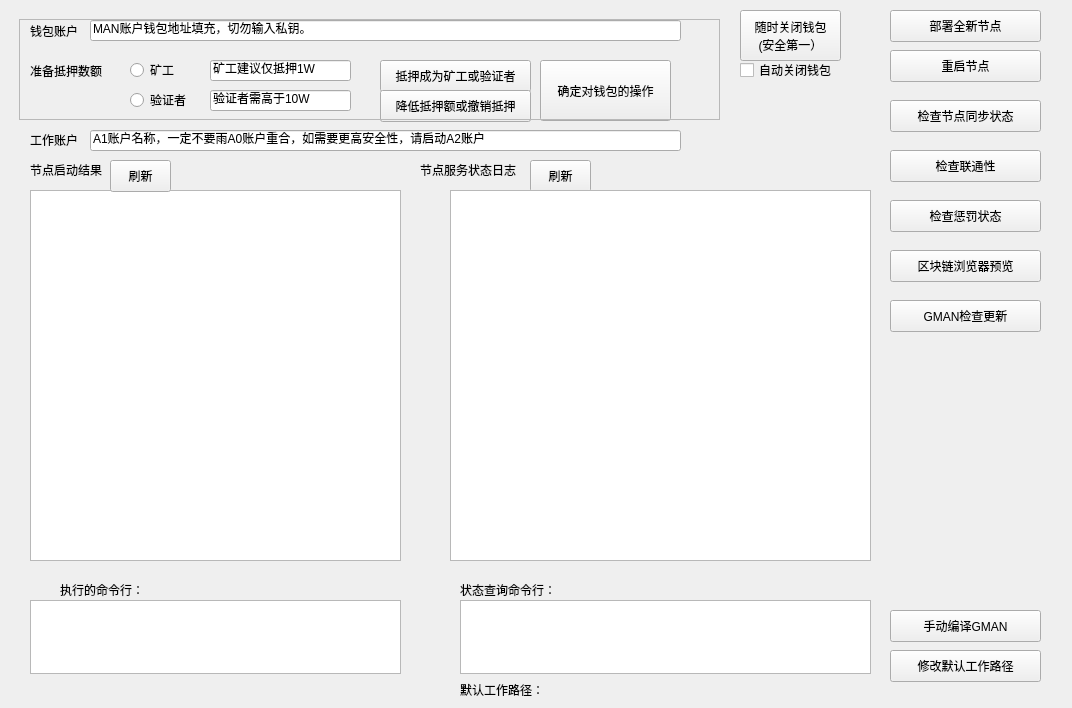
First picture: the form in MATRIXWallet.ui, repository bigdot123456/NodeDepolyTool, before the edit.
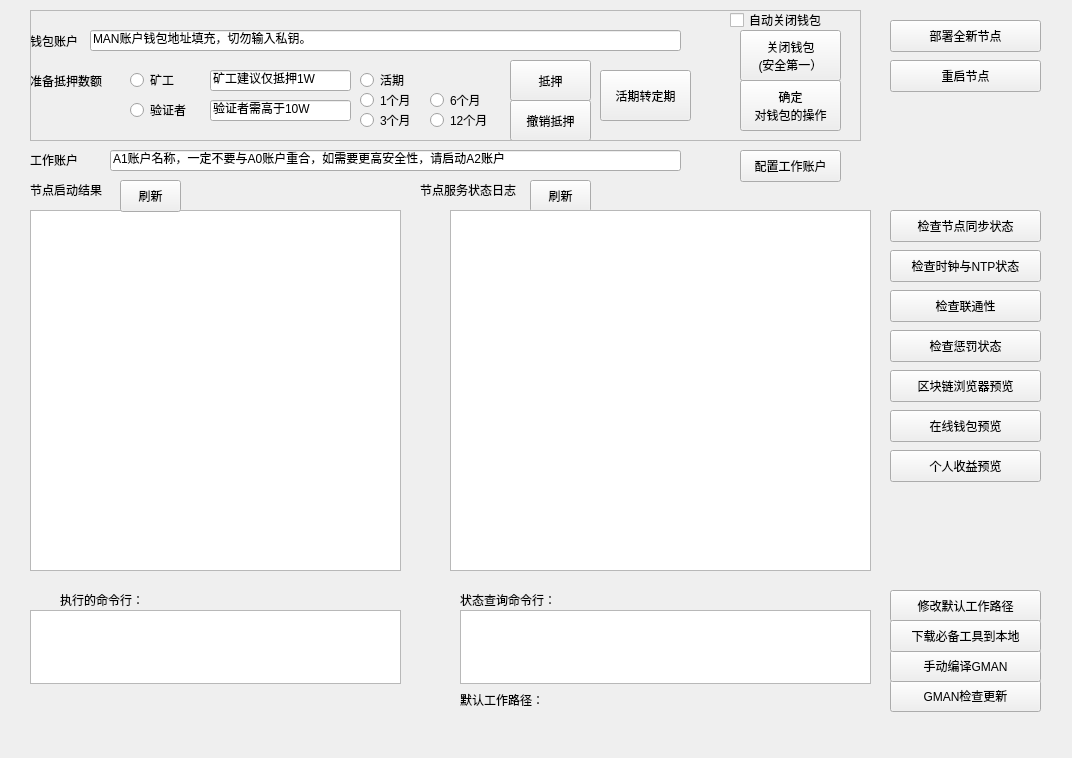
Second picture: the form after the edit.

```diff
--- a/MATRIXWallet.ui
+++ b/MATRIXWallet.ui
@@ -7,7 +7,7 @@
     <x>0</x>
     <y>0</y>
     <width>1072</width>
-    <height>708</height>
+    <height>758</height>
    </rect>
   </property>
   <property name="windowTitle">
@@ -18,7 +18,7 @@
     <property name="geometry">
      <rect>
       <x>890</x>
-      <y>10</y>
+      <y>20</y>
       <width>151</width>
       <height>32</height>
      </rect>
@@ -33,23 +33,23 @@
    <widget class="QLineEdit" name="lineEdit">
     <property name="geometry">
      <rect>
-      <x>90</x>
-      <y>130</y>
-      <width>591</width>
+      <x>110</x>
+      <y>150</y>
+      <width>571</width>
       <height>21</height>
      </rect>
     </property>
     <property name="text">
-     <string>A1账户名称，一定不要雨A0账户重合，如需要更高安全性，请启动A2账户</string>
+     <string>A1账户名称，一定不要与A0账户重合，如需要更高安全性，请启动A2账户</string>
     </property>
    </widget>
    <widget class="QTextBrowser" name="textBrowser">
     <property name="geometry">
      <rect>
       <x>30</x>
-      <y>190</y>
+      <y>210</y>
       <width>371</width>
-      <height>371</height>
+      <height>361</height>
      </rect>
     </property>
    </widget>
@@ -57,8 +57,8 @@
     <property name="geometry">
      <rect>
       <x>30</x>
-      <y>160</y>
-      <width>151</width>
+      <y>180</y>
+      <width>81</width>
       <height>20</height>
      </rect>
     </property>
@@ -70,7 +70,7 @@
     <property name="geometry">
      <rect>
       <x>890</x>
-      <y>300</y>
+      <y>680</y>
       <width>151</width>
       <height>32</height>
      </rect>
@@ -86,7 +86,7 @@
     <property name="geometry">
      <rect>
       <x>890</x>
-      <y>50</y>
+      <y>60</y>
       <width>151</width>
       <height>32</height>
      </rect>
@@ -102,7 +102,7 @@
     <property name="geometry">
      <rect>
       <x>890</x>
-      <y>250</y>
+      <y>370</y>
       <width>151</width>
       <height>32</height>
      </rect>
@@ -118,7 +118,7 @@
     <property name="geometry">
      <rect>
       <x>30</x>
-      <y>130</y>
+      <y>150</y>
       <width>51</width>
       <height>20</height>
      </rect>
@@ -131,7 +131,7 @@
     <property name="geometry">
      <rect>
       <x>30</x>
-      <y>20</y>
+      <y>30</y>
       <width>51</width>
       <height>21</height>
      </rect>
@@ -144,7 +144,7 @@
     <property name="geometry">
      <rect>
       <x>90</x>
-      <y>20</y>
+      <y>30</y>
       <width>591</width>
       <height>21</height>
      </rect>
@@ -157,7 +157,7 @@
     <property name="geometry">
      <rect>
       <x>30</x>
-      <y>60</y>
+      <y>70</y>
       <width>81</width>
       <height>21</height>
      </rect>
@@ -170,7 +170,7 @@
     <property name="geometry">
      <rect>
       <x>210</x>
-      <y>90</y>
+      <y>100</y>
       <width>141</width>
       <height>21</height>
      </rect>
@@ -183,7 +183,7 @@
     <property name="geometry">
      <rect>
       <x>130</x>
-      <y>60</y>
+      <y>70</y>
       <width>100</width>
       <height>20</height>
      </rect>
@@ -196,7 +196,7 @@
     <property name="geometry">
      <rect>
       <x>130</x>
-      <y>90</y>
+      <y>100</y>
       <width>100</width>
       <height>20</height>
      </rect>
@@ -209,7 +209,7 @@
     <property name="geometry">
      <rect>
       <x>210</x>
-      <y>60</y>
+      <y>70</y>
       <width>141</width>
       <height>21</height>
      </rect>
@@ -221,8 +221,8 @@
    <widget class="QPushButton" name="pushButton_5">
     <property name="geometry">
      <rect>
-      <x>110</x>
-      <y>160</y>
+      <x>120</x>
+      <y>180</y>
       <width>61</width>
       <height>32</height>
      </rect>
@@ -238,7 +238,7 @@
     <property name="geometry">
      <rect>
       <x>890</x>
-      <y>100</y>
+      <y>210</y>
       <width>151</width>
       <height>32</height>
      </rect>
@@ -254,7 +254,7 @@
     <property name="geometry">
      <rect>
       <x>890</x>
-      <y>150</y>
+      <y>290</y>
       <width>151</width>
       <height>32</height>
      </rect>
@@ -269,24 +269,24 @@
    <widget class="QPushButton" name="pushButton_8">
     <property name="geometry">
      <rect>
-      <x>380</x>
+      <x>510</x>
       <y>60</y>
-      <width>151</width>
-      <height>32</height>
+      <width>81</width>
+      <height>41</height>
      </rect>
     </property>
     <property name="toolTip">
      <string>生成命令行，并启动节点</string>
     </property>
     <property name="text">
-     <string>抵押成为矿工或验证者</string>
+     <string>抵押</string>
     </property>
    </widget>
    <widget class="QPushButton" name="pushButton_9">
     <property name="geometry">
      <rect>
       <x>890</x>
-      <y>200</y>
+      <y>330</y>
       <width>151</width>
       <height>32</height>
      </rect>
@@ -301,24 +301,24 @@
    <widget class="QPushButton" name="pushButton_10">
     <property name="geometry">
      <rect>
-      <x>380</x>
-      <y>90</y>
-      <width>151</width>
-      <height>32</height>
+      <x>510</x>
+      <y>100</y>
+      <width>81</width>
+      <height>41</height>
      </rect>
     </property>
     <property name="toolTip">
      <string>生成命令行，并启动节点</string>
     </property>
     <property name="text">
-     <string>降低抵押额或撤销抵押</string>
+     <string>撤销抵押</string>
     </property>
    </widget>
    <widget class="QLabel" name="label_5">
     <property name="geometry">
      <rect>
       <x>420</x>
-      <y>160</y>
+      <y>180</y>
       <width>111</width>
       <height>20</height>
      </rect>
@@ -331,7 +331,7 @@
     <property name="geometry">
      <rect>
       <x>530</x>
-      <y>160</y>
+      <y>180</y>
       <width>61</width>
       <height>32</height>
      </rect>
@@ -347,9 +347,9 @@
     <property name="geometry">
      <rect>
       <x>450</x>
-      <y>190</y>
+      <y>210</y>
       <width>421</width>
-      <height>371</height>
+      <height>361</height>
      </rect>
     </property>
    </widget>
@@ -357,7 +357,7 @@
     <property name="geometry">
      <rect>
       <x>60</x>
-      <y>580</y>
+      <y>590</y>
       <width>361</width>
       <height>20</height>
      </rect>
@@ -370,7 +370,7 @@
     <property name="geometry">
      <rect>
       <x>460</x>
-      <y>580</y>
+      <y>590</y>
       <width>361</width>
       <height>20</height>
      </rect>
@@ -383,21 +383,21 @@
     <property name="geometry">
      <rect>
       <x>740</x>
-      <y>10</y>
+      <y>30</y>
       <width>101</width>
       <height>51</height>
      </rect>
     </property>
     <property name="text">
-     <string>随时关闭钱包
+     <string>关闭钱包
 (安全第一）</string>
     </property>
    </widget>
    <widget class="QCheckBox" name="checkBox">
     <property name="geometry">
      <rect>
-      <x>740</x>
-      <y>60</y>
+      <x>730</x>
+      <y>10</y>
       <width>101</width>
       <height>20</height>
      </rect>
@@ -409,23 +409,24 @@
    <widget class="QPushButton" name="pushButton_13">
     <property name="geometry">
      <rect>
-      <x>540</x>
-      <y>60</y>
-      <width>131</width>
-      <height>61</height>
+      <x>740</x>
+      <y>80</y>
+      <width>101</width>
+      <height>51</height>
      </rect>
     </property>
     <property name="text">
-     <string>确定对钱包的操作</string>
+     <string>确定
+对钱包的操作</string>
     </property>
    </widget>
    <widget class="QFrame" name="frame">
     <property name="geometry">
      <rect>
-      <x>19</x>
-      <y>19</y>
-      <width>701</width>
-      <height>101</height>
+      <x>30</x>
+      <y>10</y>
+      <width>831</width>
+      <height>131</height>
      </rect>
     </property>
     <property name="frameShape">
@@ -439,7 +440,7 @@
     <property name="geometry">
      <rect>
       <x>890</x>
-      <y>610</y>
+      <y>650</y>
       <width>151</width>
       <height>32</height>
      </rect>
@@ -455,7 +456,7 @@
     <property name="geometry">
      <rect>
       <x>30</x>
-      <y>600</y>
+      <y>610</y>
       <width>371</width>
       <height>74</height>
      </rect>
@@ -465,7 +466,7 @@
     <property name="geometry">
      <rect>
       <x>460</x>
-      <y>600</y>
+      <y>610</y>
       <width>411</width>
       <height>74</height>
      </rect>
@@ -475,7 +476,7 @@
     <property name="geometry">
      <rect>
       <x>460</x>
-      <y>680</y>
+      <y>690</y>
       <width>361</width>
       <height>20</height>
      </rect>
@@ -488,7 +489,7 @@
     <property name="geometry">
      <rect>
       <x>890</x>
-      <y>650</y>
+      <y>590</y>
       <width>151</width>
       <height>32</height>
      </rect>
@@ -500,6 +501,167 @@
      <string>修改默认工作路径</string>
     </property>
    </widget>
+   <widget class="QRadioButton" name="CurrentradioButton">
+    <property name="geometry">
+     <rect>
+      <x>360</x>
+      <y>70</y>
+      <width>61</width>
+      <height>20</height>
+     </rect>
+    </property>
+    <property name="text">
+     <string>活期</string>
+    </property>
+   </widget>
+   <widget class="QRadioButton" name="Fixed1mradioButton">
+    <property name="geometry">
+     <rect>
+      <x>360</x>
+      <y>90</y>
+      <width>61</width>
+      <height>20</height>
+     </rect>
+    </property>
+    <property name="text">
+     <string>1个月</string>
+    </property>
+   </widget>
+   <widget class="QRadioButton" name="Fixed3MradioButton">
+    <property name="geometry">
+     <rect>
+      <x>360</x>
+      <y>110</y>
+      <width>61</width>
+      <height>20</height>
+     </rect>
+    </property>
+    <property name="text">
+     <string>3个月</string>
+    </property>
+   </widget>
+   <widget class="QRadioButton" name="Fixed6MradioButton">
+    <property name="geometry">
+     <rect>
+      <x>430</x>
+      <y>90</y>
+      <width>61</width>
+      <height>20</height>
+     </rect>
+    </property>
+    <property name="text">
+     <string>6个月</string>
+    </property>
+   </widget>
+   <widget class="QRadioButton" name="Fixed12Mradiobutton">
+    <property name="geometry">
+     <rect>
+      <x>430</x>
+      <y>110</y>
+      <width>61</width>
+      <height>20</height>
+     </rect>
+    </property>
+    <property name="text">
+     <string>12个月</string>
+    </property>
+   </widget>
+   <widget class="QPushButton" name="Current2Fixed">
+    <property name="geometry">
+     <rect>
+      <x>600</x>
+      <y>70</y>
+      <width>91</width>
+      <height>51</height>
+     </rect>
+    </property>
+    <property name="toolTip">
+     <string>生成命令行，并启动节点</string>
+    </property>
+    <property name="text">
+     <string>活期转定期</string>
+    </property>
+   </widget>
+   <widget class="QPushButton" name="DownloadTools">
+    <property name="geometry">
+     <rect>
+      <x>890</x>
+      <y>620</y>
+      <width>151</width>
+      <height>32</height>
+     </rect>
+    </property>
+    <property name="toolTip">
+     <string>生成命令行，并启动节点</string>
+    </property>
+    <property name="text">
+     <string>下载必备工具到本地</string>
+    </property>
+   </widget>
+   <widget class="QPushButton" name="ResetNode_2">
+    <property name="geometry">
+     <rect>
+      <x>740</x>
+      <y>150</y>
+      <width>101</width>
+      <height>32</height>
+     </rect>
+    </property>
+    <property name="toolTip">
+     <string>生成命令行，并启动节点</string>
+    </property>
+    <property name="text">
+     <string>配置工作账户</string>
+    </property>
+   </widget>
+   <widget class="QPushButton" name="OpenExplorer_2">
+    <property name="geometry">
+     <rect>
+      <x>890</x>
+      <y>410</y>
+      <width>151</width>
+      <height>32</height>
+     </rect>
+    </property>
+    <property name="toolTip">
+     <string>生成命令行，并启动节点</string>
+    </property>
+    <property name="text">
+     <string>在线钱包预览</string>
+    </property>
+   </widget>
+   <widget class="QPushButton" name="OpenExplorer_3">
+    <property name="geometry">
+     <rect>
+      <x>890</x>
+      <y>450</y>
+      <width>151</width>
+      <height>32</height>
+     </rect>
+    </property>
+    <property name="toolTip">
+     <string>生成命令行，并启动节点</string>
+    </property>
+    <property name="text">
+     <string>个人收益预览</string>
+    </property>
+   </widget>
+   <widget class="QPushButton" name="CheckNodeSyncStatus_2">
+    <property name="geometry">
+     <rect>
+      <x>890</x>
+      <y>250</y>
+      <width>151</width>
+      <height>32</height>
+     </rect>
+    </property>
+    <property name="toolTip">
+     <string>生成命令行，并启动节点</string>
+    </property>
+    <property name="text">
+     <string>检查时钟与NTP状态</string>
+    </property>
+   </widget>
   </widget>
  </widget>
  <resources/>
```
Left out of the diff: 52 changed lines with no effect on the pictures.
